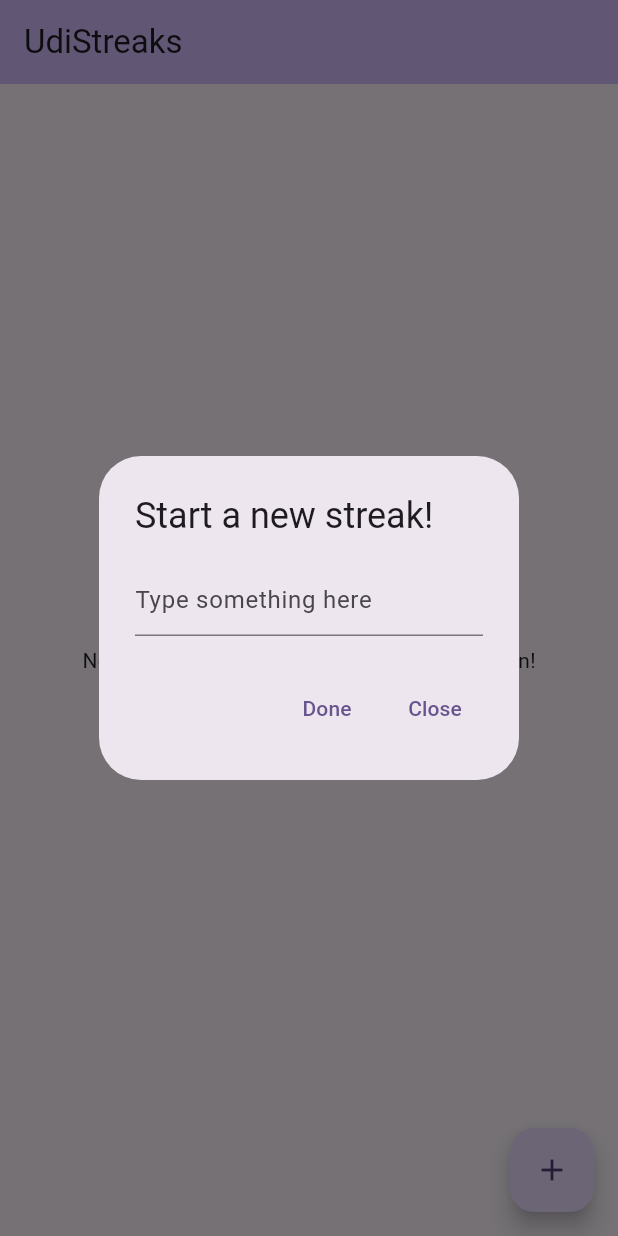
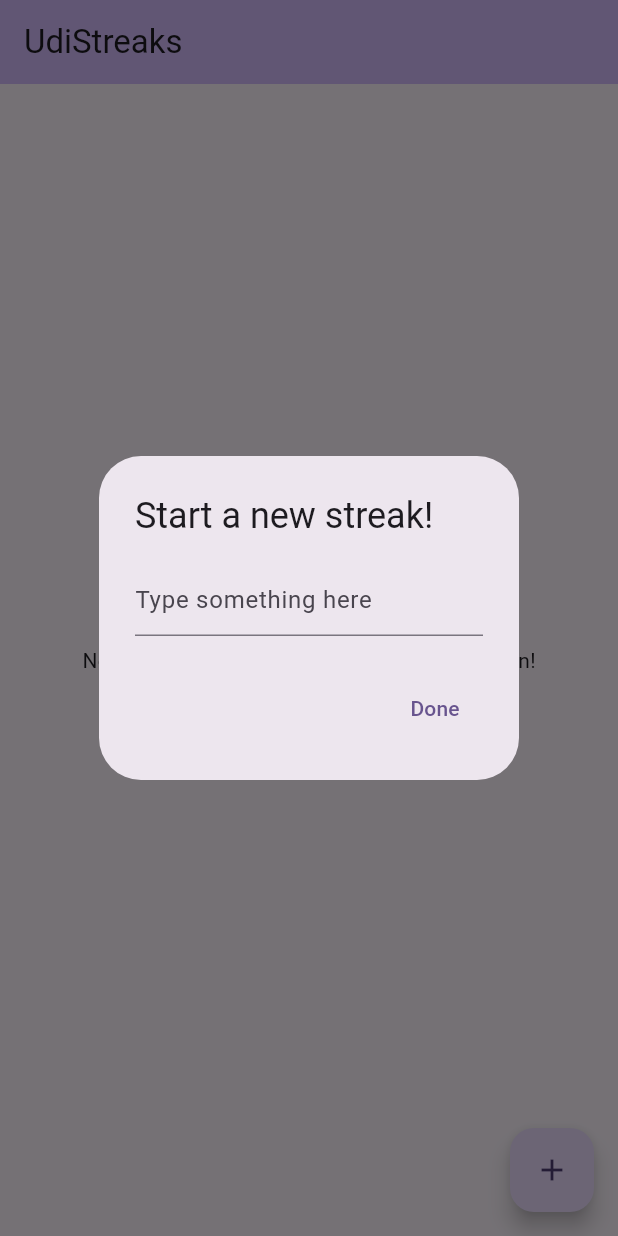
Before and after one commit to ofekudi/udi_streaks, a Flutter app: the screen it shows after launch, after a tap on the "add" icon, on a phone screen of 412 x 824 dp. Run offline on Flutter 3.47's test engine with Material 3 defaults, Android fonts, the phone set to English and light mode, and no system bars; our stand-ins replace sqflite; accounts and stored records are empty.

```diff
--- a/lib/main.dart
+++ b/lib/main.dart
@@ -93,13 +93,6 @@ class _MyHomePageState extends State<MyHomePage> {
                   await DBHelper().insertHabit(_textController.text);
                   _loadHabits();
                 }
-                _textController.clear();
-                Navigator.of(context).pop();
-              },
-            ),
-            TextButton(
-              child: const Text('Close'),
-              onPressed: () {
                 _textController.clear();
                 Navigator.of(context).pop();
               },
```
